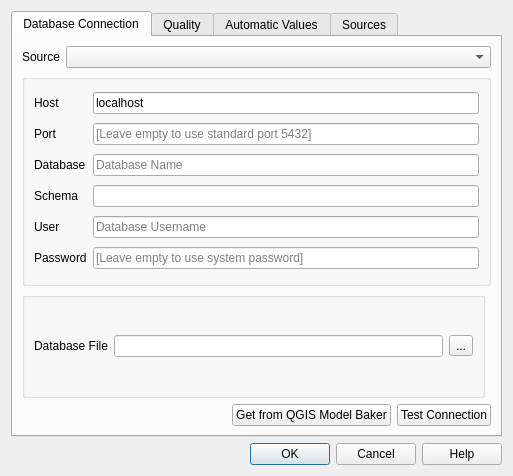
Before: the Qt Designer form asistente_ladm_col/ui/settings_dialog.ui in SwissTierrasColombia/Asistente-LADM-COL, drawn with Qt 5.
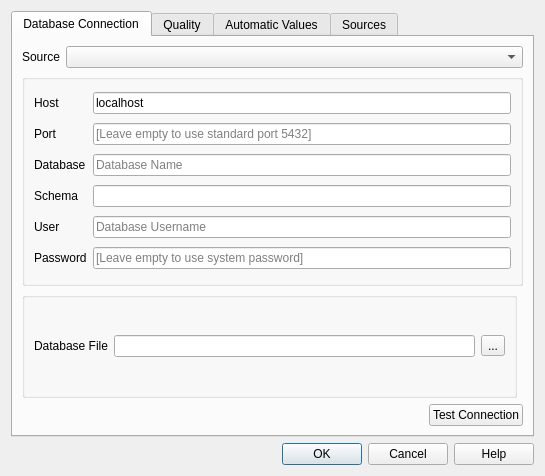
After: the same form once the commit is applied. Icons and pictures are not drawn. Custom widgets are drawn as their Qt base class.

Commit message: [gui] Remove button "Get from QGIS Model Baker" from settings dialog

The edit to the form file:
```diff
--- a/asistente_ladm_col/ui/settings_dialog.ui
+++ b/asistente_ladm_col/ui/settings_dialog.ui
@@ -6,7 +6,7 @@
    <rect>
     <x>0</x>
     <y>0</y>
-    <width>513</width>
+    <width>545</width>
     <height>476</height>
    </rect>
   </property>
@@ -181,13 +181,6 @@
            </property>
           </spacer>
          </item>
-         <item>
-          <widget class="QPushButton" name="btn_get_from_qgis_model_baker">
-           <property name="text">
-            <string>Get from QGIS Model Baker</string>
-           </property>
-          </widget>
-         </item>
          <item>
           <widget class="QPushButton" name="btn_test_connection">
            <property name="sizePolicy">
```
Left out of the diff: 8 changed lines with no effect on the pictures. The commit also changes 1 other file.
